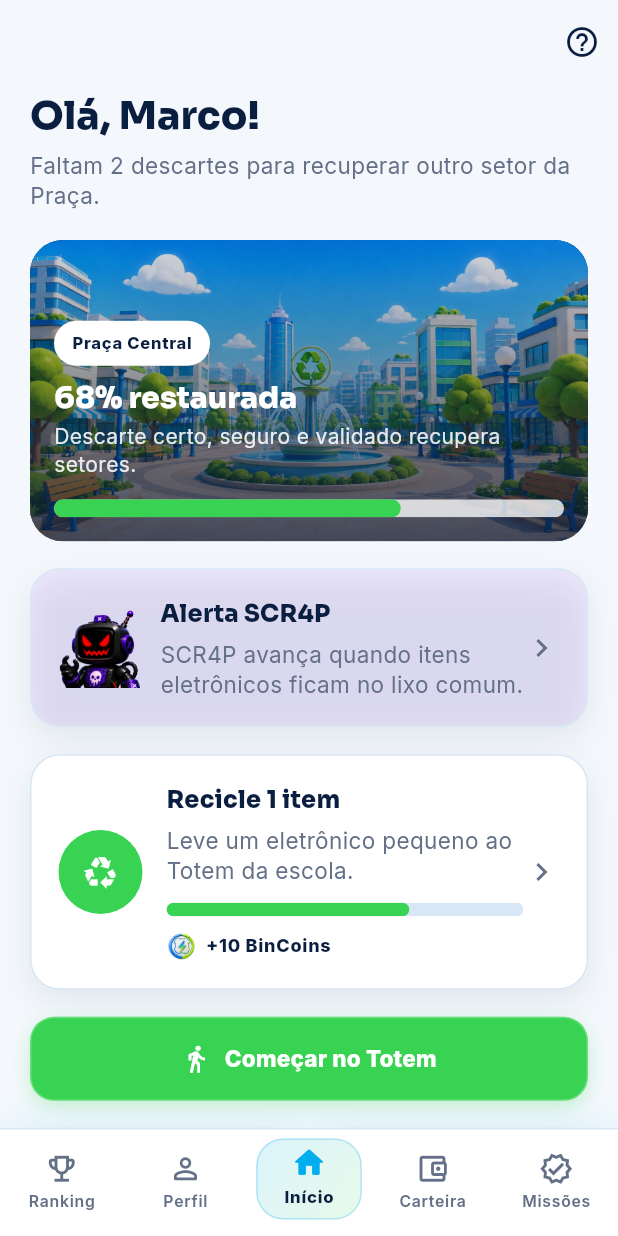
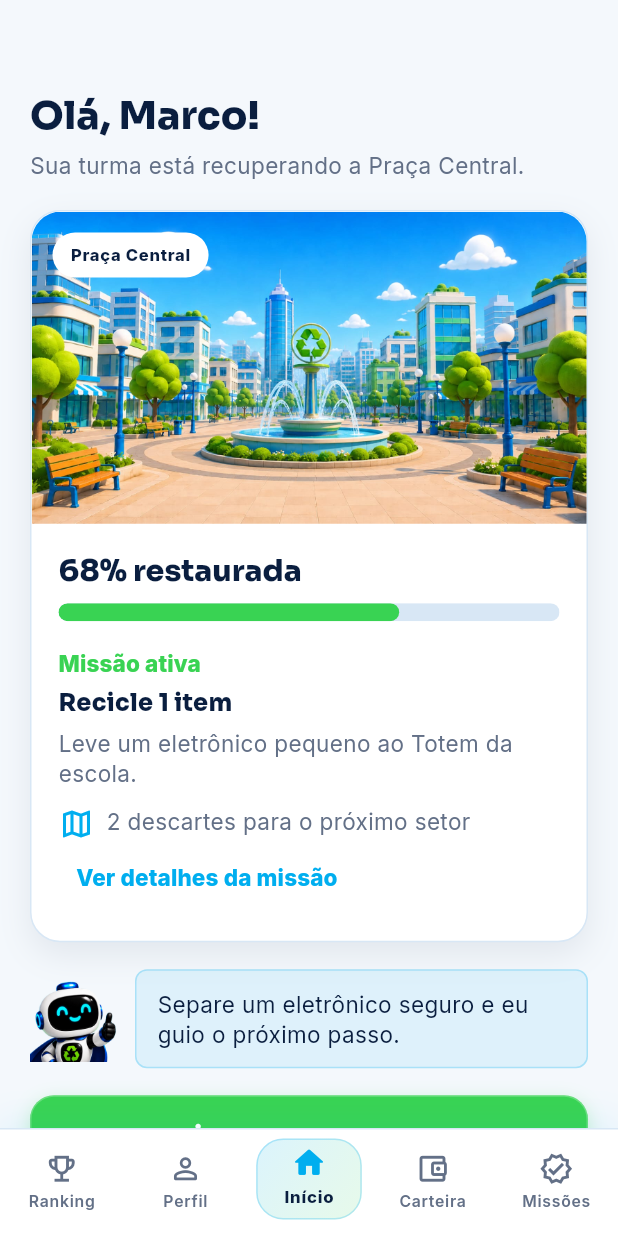
Before and after one commit to marcocaparra/BinGo, a Flutter app: the ShellScreen screen opened directly, on a phone screen of 412 x 824 dp. Run offline on Flutter 3.47's test engine with Material 3 defaults, Android fonts, the phone set to English and light mode, and no system bars; our stand-ins replace shared_preferences; accounts and stored records are empty.

Commit message:
feat(mobile): refresh home experience

```diff
--- a/Software/mobile/bingo_app/lib/src/screens/shell_screen.dart
+++ b/Software/mobile/bingo_app/lib/src/screens/shell_screen.dart
@@ -57,40 +57,21 @@ class HomeScreen extends StatelessWidget {
   Widget build(BuildContext context) {
     return AppPage(
       title: 'Olá, Marco!',
-      subtitle: 'Faltam 2 descartes para recuperar outro setor da Praça.',
+      subtitle: 'Sua turma está recuperando a Praça Central.',
       showBackButton: false,
-      actions: [
-        IconButton(
-          tooltip: 'Como funciona',
-          onPressed: () => _push(context, const HowItWorksScreen()),
-          icon: const Icon(Icons.help_outline),
-        ),
-      ],
       child: Column(
         children: [
-          ImageHeroCard(
-            image: AppAssets.sceneClean,
-            badge: 'Praça Central',
-            title: '68% restaurada',
-            subtitle: 'Descarte certo, seguro e validado recupera setores.',
-            progress: 0.68,
-          ),
-          const SizedBox(height: 18),
-          B1nTipCard(
-            title: 'Alerta SCR4P',
-            message:
-                'SCR4P avança quando itens eletrônicos ficam no lixo comum.',
-            tone: AppColors.scr4p,
-            asset: AppAssets.scr4pIcon,
-            onTap: () => _push(context, const Scr4pInfoScreen()),
-          ),
-          const SizedBox(height: 18),
-          MissionCard(
-            mission: activeMission,
-            onTap: () => _push(
+          _HomeScenarioOverview(
+            onOpenMission: () => _push(
               context,
               const MissionDetailScreen(mission: activeMission),
             ),
+          ),
+          const SizedBox(height: 18),
+          const B1nContextMessage(
+            asset: AppAssets.b1nIcon,
+            message: 'Separe um eletrônico seguro e eu guio o próximo passo.',
+            compact: true,
           ),
           const SizedBox(height: 18),
           PrimaryButton(
@@ -103,30 +84,20 @@ class HomeScreen extends StatelessWidget {
             ),
           ),
           const SizedBox(height: 18),
-          Row(
-            children: [
-              const Expanded(
-                child: StatTile(
-                  value: '120',
-                  label: 'BinCoins',
-                  icon: Icons.bolt,
-                ),
-              ),
-              const SizedBox(width: 14),
-              const Expanded(
-                child: StatTile(
-                  value: '8',
-                  label: 'Descartes',
-                  icon: Icons.recycling,
-                ),
-              ),
-            ],
+          _SoftAction(
+            label: 'Alerta SCR4P',
+            icon: Icons.warning_amber_rounded,
+            onTap: () => _push(context, const Scr4pInfoScreen()),
           ),
-          const SizedBox(height: 18),
           _SoftAction(
             label: 'Ver impacto da turma',
             icon: Icons.auto_graph,
             onTap: () => _push(context, const ImpactScreen()),
+          ),
+          TextButton.icon(
+            onPressed: () => _push(context, const HowItWorksScreen()),
+            icon: const Icon(Icons.info_outline),
+            label: const Text('Como funciona o BinGo'),
           ),
         ],
       ),
@@ -923,41 +894,61 @@ class HowItWorksScreen extends StatelessWidget {
   Widget build(BuildContext context) {
     return AppPage(
       title: 'Como funciona',
-      subtitle: 'Bem simples: Totem físico + app.',
+      subtitle: 'Do item separado ao impacto da sua turma.',
       child: Column(
         children: const [
+          B1nContextMessage(
+            asset: AppAssets.b1nIcon,
+            message: 'O app orienta; o descarte acontece no Totem da escola.',
+            compact: true,
+          ),
+          SizedBox(height: 18),
           SurfaceCard(
             child: Column(
               children: [
                 _StepRow(
                   number: '1',
-                  title: 'Vá até o Totem físico',
-                  text: 'Ele fica em um ponto combinado da escola.',
+                  icon: Icons.inventory_2_outlined,
+                  title: 'Prepare',
+                  text: 'Separe um eletrônico pequeno, sem uso e seguro.',
                 ),
                 _StepRow(
                   number: '2',
-                  title: 'Escolha sua turma no Totem',
-                  text: 'Assim os pontos vão para você e sua sala.',
+                  icon: Icons.directions_walk,
+                  title: 'Vá ao Totem',
+                  text: 'Encontre o ponto de coleta combinado pela escola.',
                 ),
                 _StepRow(
                   number: '3',
-                  title: 'Descarte corretamente',
-                  text: 'Coloque o eletrônico no local indicado.',
+                  icon: Icons.verified_outlined,
+                  title: 'Valide',
+                  text: 'Escolha sua turma e siga a orientação do Totem.',
                 ),
                 _StepRow(
                   number: '4',
-                  title: 'Veja pontos e impacto no app',
+                  icon: Icons.auto_graph,
+                  title: 'Gere impacto',
                   text:
-                      'BinCoins, pontos e cenário atualizam depois da validação.',
+                      'A validação atualiza o cenário e o progresso coletivo.',
                 ),
               ],
             ),
           ),
           SizedBox(height: 18),
-          B1nTipCard(
-            title: 'Importante',
+          _InfoSection(
+            icon: Icons.health_and_safety_outlined,
+            title: 'Segurança primeiro',
             message:
-                'As telas do Totem serão feitas depois. Por enquanto, o app já deixa claro o caminho físico.',
+                'Bateria inchada, item quente, molhado ou quebrado deve ficar com um adulto responsável.',
+            color: AppColors.warning,
+          ),
+          SizedBox(height: 12),
+          _InfoSection(
+            icon: Icons.stars_outlined,
+            title: 'Pontos e recompensas',
+            message:
+                'BinCoins e pontos entram somente depois que o Totem confirma o descarte.',
+            color: AppColors.green,
           ),
         ],
       ),
@@ -1211,12 +1202,14 @@ class _StepRow extends StatelessWidget {
     required this.number,
     required this.title,
     required this.text,
+    this.icon,
     this.color = AppColors.blue,
   });
 
   final String number;
   final String title;
   final String text;
+  final IconData? icon;
   final Color color;
 
   @override
@@ -1235,13 +1228,15 @@ class _StepRow extends StatelessWidget {
               fit: BoxFit.scaleDown,
               child: Padding(
                 padding: const EdgeInsets.symmetric(horizontal: 5),
-                child: Text(
-                  number,
-                  style: const TextStyle(
-                    color: Colors.white,
-                    fontWeight: FontWeight.w800,
-                  ),
-                ),
+                child: icon == null
+                    ? Text(
+                        number,
+                        style: const TextStyle(
+                          color: Colors.white,
+                          fontWeight: FontWeight.w800,
+                        ),
+                      )
+                    : Icon(icon, color: Colors.white, size: 22),
               ),
             ),
           ),
@@ -1253,6 +1248,123 @@ class _StepRow extends StatelessWidget {
                 Text(title, style: Theme.of(context).textTheme.titleMedium),
                 const SizedBox(height: 4),
                 Text(text),
+              ],
+            ),
+          ),
+        ],
+      ),
+    );
+  }
+}
+
+class _HomeScenarioOverview extends StatelessWidget {
+  const _HomeScenarioOverview({required this.onOpenMission});
+
+  final VoidCallback onOpenMission;
+
+  @override
+  Widget build(BuildContext context) {
+    return SurfaceCard(
+      padding: EdgeInsets.zero,
+      child: Column(
+        crossAxisAlignment: CrossAxisAlignment.start,
+        children: [
+          ClipRRect(
+            borderRadius: const BorderRadius.vertical(top: Radius.circular(20)),
+            child: Stack(
+              children: [
+                AspectRatio(
+                  aspectRatio: 16 / 9,
+                  child: Image.asset(AppAssets.sceneClean, fit: BoxFit.cover),
+                ),
+                const Positioned(
+                  left: 14,
+                  top: 14,
+                  child: BadgeLabel(label: 'Praça Central'),
+                ),
+              ],
+            ),
+          ),
+          Padding(
+            padding: const EdgeInsets.all(18),
+            child: Column(
+              crossAxisAlignment: CrossAxisAlignment.start,
+              children: [
+                Text(
+                  '68% restaurada',
+                  style: Theme.of(context).textTheme.titleLarge,
+                ),
+                const SizedBox(height: 10),
+                const AnimatedProgressPill(value: 0.68),
+                const SizedBox(height: 18),
+                Text(
+                  'Missão ativa',
+                  style: Theme.of(context).textTheme.labelLarge?.copyWith(
+                    color: AppColors.green,
+                    fontWeight: FontWeight.w800,
+                  ),
+                ),
+                const SizedBox(height: 4),
+                Text(
+                  activeMission.title,
+                  style: Theme.of(context).textTheme.titleMedium,
+                ),
+                const SizedBox(height: 4),
+                Text(activeMission.subtitle),
+                const SizedBox(height: 12),
+                const Row(
+                  crossAxisAlignment: CrossAxisAlignment.start,
+                  children: [
+                    Icon(Icons.map_outlined, color: AppColors.blue),
+                    SizedBox(width: 8),
+                    Expanded(child: Text('2 descartes para o próximo setor')),
+                  ],
+                ),
+                Align(
+                  alignment: Alignment.centerLeft,
+                  child: TextButton(
+                    onPressed: onOpenMission,
+                    child: const Text('Ver detalhes da missão'),
+                  ),
+                ),
+              ],
+            ),
+          ),
+        ],
+      ),
+    );
+  }
+}
+
+class _InfoSection extends StatelessWidget {
+  const _InfoSection({
+    required this.icon,
+    required this.title,
+    required this.message,
+    required this.color,
+  });
+
+  final IconData icon;
+  final String title;
+  final String message;
+  final Color color;
+
+  @override
+  Widget build(BuildContext context) {
+    return SurfaceCard(
+      color: color.withValues(alpha: 0.08),
+      child: Row(
+        crossAxisAlignment: CrossAxisAlignment.start,
+        children: [
+          Icon(icon, color: color, size: 28),
+          const SizedBox(width: 12),
+          Expanded(
+            child: Column(
+              crossAxisAlignment: CrossAxisAlignment.start,
+              children: [
+                Text(title, style: Theme.of(context).textTheme.titleMedium),
+                const SizedBox(height: 4),
+                Text(message),
               ],
             ),
           ),
```
Also changed, not shown: 1 other file.
